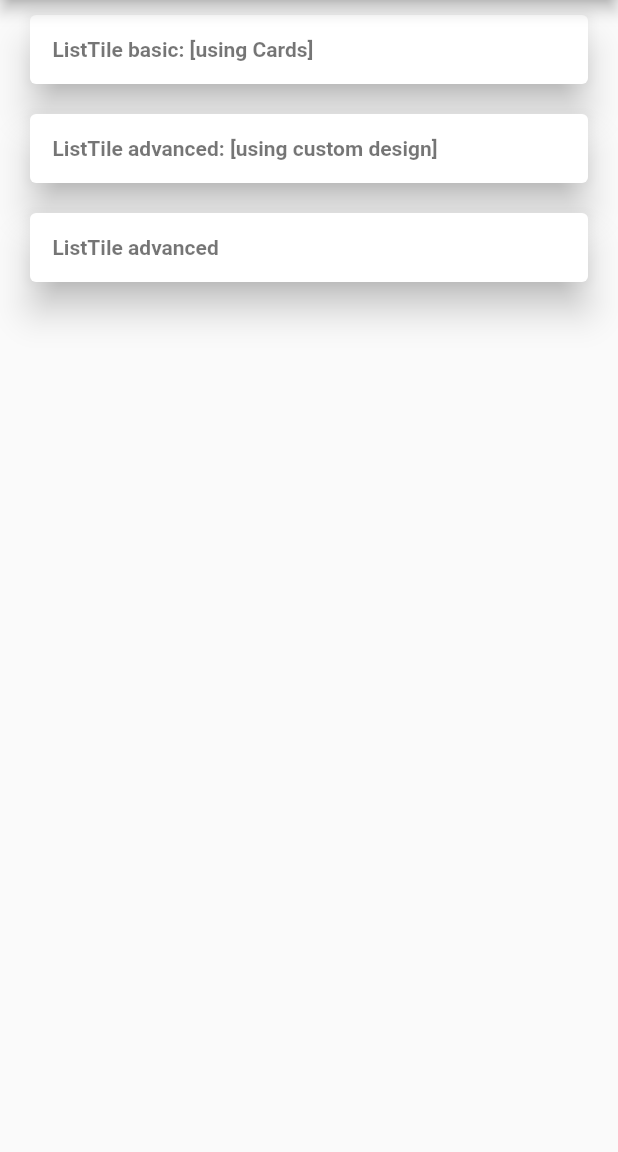
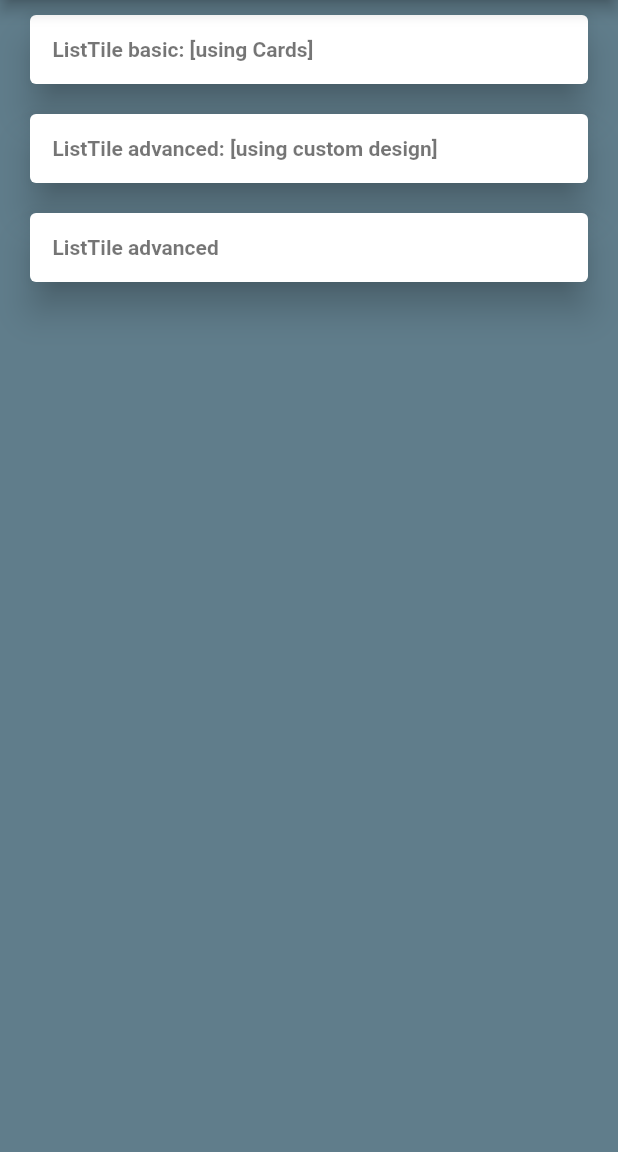
Before and after one commit to sigmasyddev/fluttester, a Flutter app: the screen it shows after launch, on a phone screen of 412 x 824 dp, the part 84-1236 px from its top. Run offline on Flutter 3.47's test engine with Material 2 defaults, Android fonts, the phone set to English and light mode, and no system bars.

Commit message:
Adding background color

```diff
--- a/lib/mainPage.dart
+++ b/lib/mainPage.dart
@@ -11,6 +11,7 @@ class MainPageState extends State<MainPage>{
   Widget build(BuildContext context) {
     return Scaffold(
       appBar: AppBar(title: Text("FLUTTESTER")),
+      backgroundColor: Colors.blueGrey,
       body: ListView(
         children: <Widget>[
           InkWell(
```
